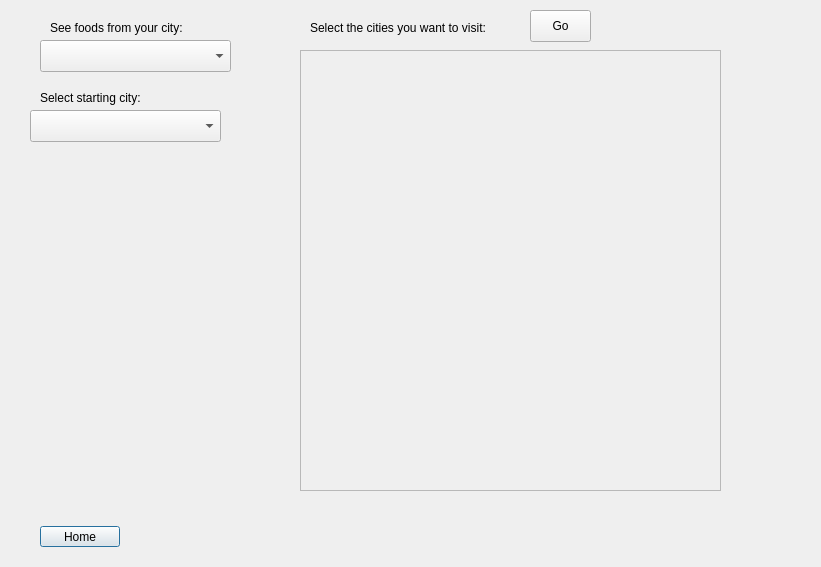
Before: the Qt Designer form customerpage.ui in tsukidan/CS1D-Project-1, drawn with Qt 5.
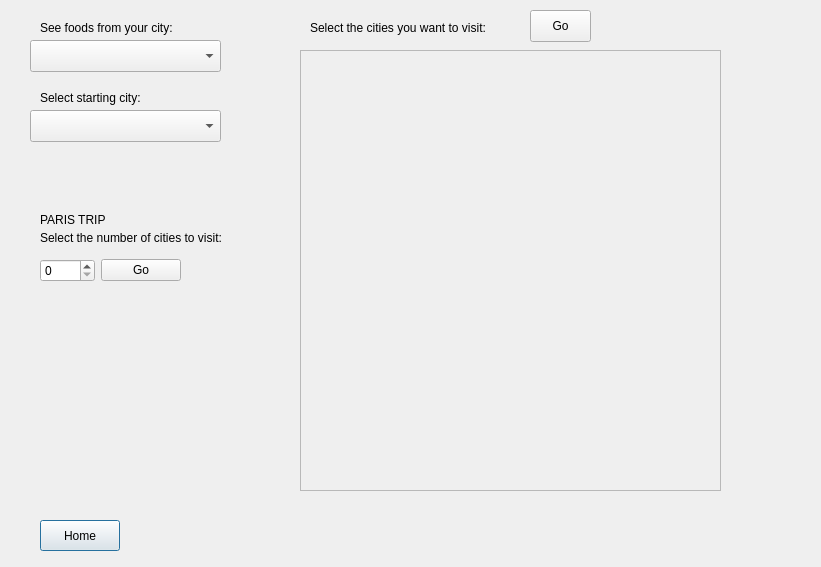
After: the same form once the commit is applied.

Commit message: Added Paris trip option, added GetSize to sql.cpp

```diff
--- a/customerpage.ui
+++ b/customerpage.ui
@@ -16,7 +16,7 @@
   <widget class="QComboBox" name="CityFoodSelect">
    <property name="geometry">
     <rect>
-     <x>40</x>
+     <x>30</x>
      <y>40</y>
      <width>191</width>
      <height>32</height>
@@ -26,7 +26,7 @@
   <widget class="QLabel" name="label">
    <property name="geometry">
     <rect>
-     <x>50</x>
+     <x>40</x>
      <y>20</y>
      <width>231</width>
      <height>16</height>
@@ -40,9 +40,9 @@
    <property name="geometry">
     <rect>
      <x>40</x>
-     <y>526</y>
+     <y>520</y>
      <width>80</width>
-     <height>21</height>
+     <height>31</height>
     </rect>
    </property>
    <property name="text">
@@ -115,6 +115,54 @@
     </rect>
    </property>
   </widget>
+  <widget class="QLabel" name="label_4">
+   <property name="geometry">
+    <rect>
+     <x>40</x>
+     <y>210</y>
+     <width>71</width>
+     <height>20</height>
+    </rect>
+   </property>
+   <property name="text">
+    <string>PARIS TRIP</string>
+   </property>
+  </widget>
+  <widget class="QLabel" name="label_5">
+   <property name="geometry">
+    <rect>
+     <x>40</x>
+     <y>230</y>
+     <width>211</width>
+     <height>16</height>
+    </rect>
+   </property>
+   <property name="text">
+    <string>Select the number of cities to visit:</string>
+   </property>
+  </widget>
+  <widget class="QWidget" name="">
+   <property name="geometry">
+    <rect>
+     <x>40</x>
+     <y>250</y>
+     <width>141</width>
+     <height>41</height>
+    </rect>
+   </property>
+   <layout class="QHBoxLayout" name="horizontalLayout">
+    <item>
+     <widget class="QSpinBox" name="ParisCitySelect"/>
+    </item>
+    <item>
+     <widget class="QPushButton" name="ParisGo">
+      <property name="text">
+       <string>Go</string>
+      </property>
+     </widget>
+    </item>
+   </layout>
+  </widget>
  </widget>
  <resources/>
  <connections/>
```
The commit also changes 6 other files.
